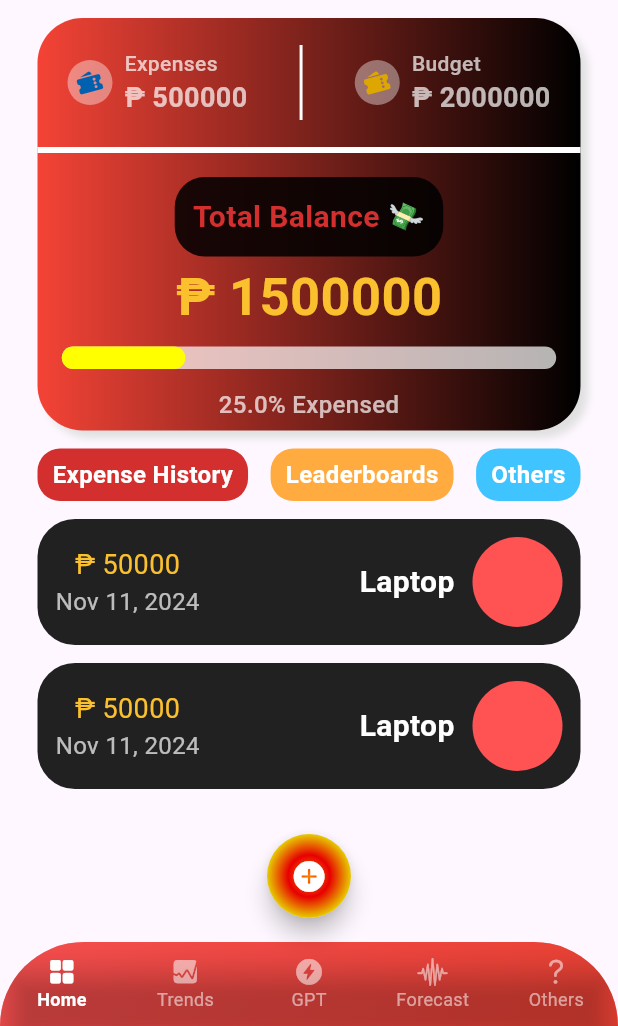
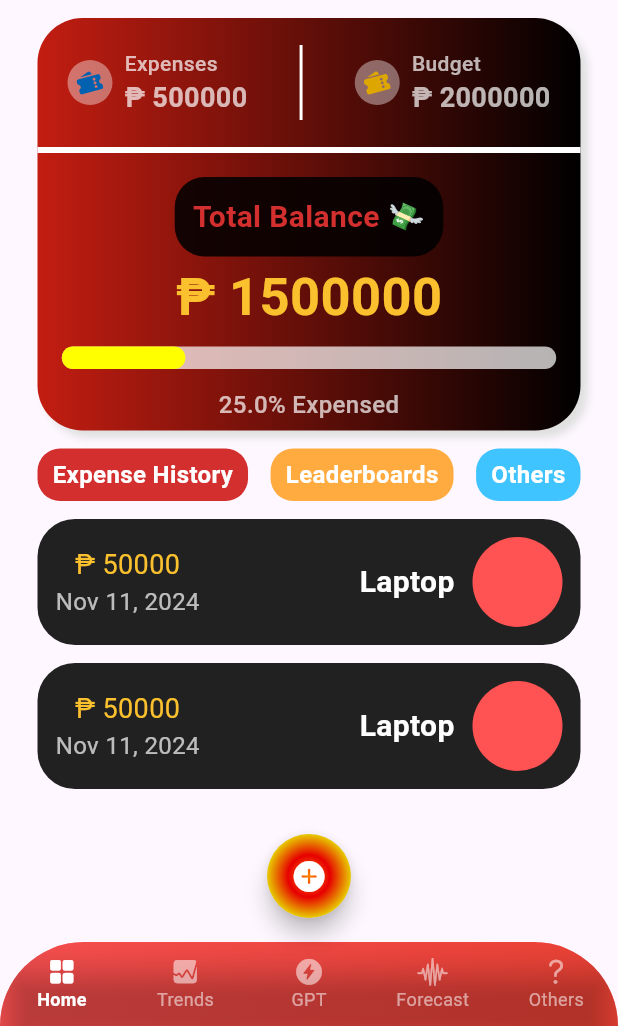
Before and after one commit to donyelqt/pera-pinoy, a Flutter app: the HomeScreen screen opened by its route, on a phone screen of 412 x 824 dp, the part 210-1236 px from its top. Run offline on Flutter 3.47's test engine with Material 3 defaults, Android fonts, the phone set to English and light mode, and no system bars.

Commit message:
"Updated gradient color in MainScreen decoration from Colors.red to Color.fromARGB(255, 195, 29, 17)"

```diff
--- a/lib/screens/home/views/main_screen.dart
+++ b/lib/screens/home/views/main_screen.dart
@@ -93,7 +93,7 @@ class MainScreen extends StatelessWidget {
               decoration: BoxDecoration(
                   gradient: const LinearGradient(
                     colors: [
-                      Colors.red,
+                      Color.fromARGB(255, 195, 29, 17),
                       Colors.black,
                     ],
                   ),
```
